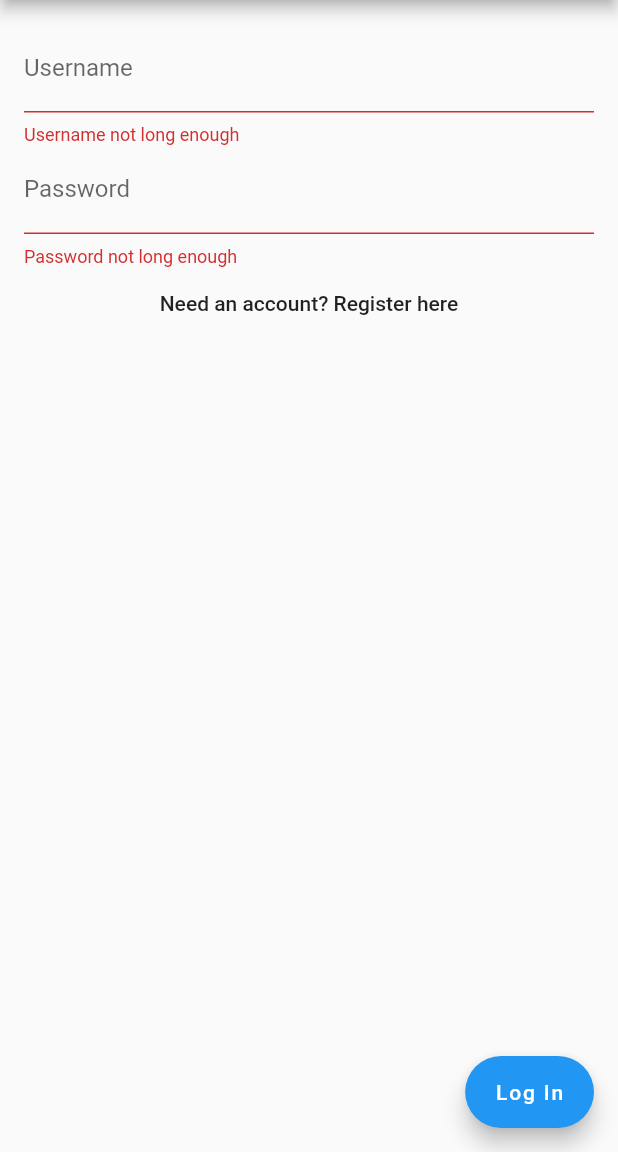
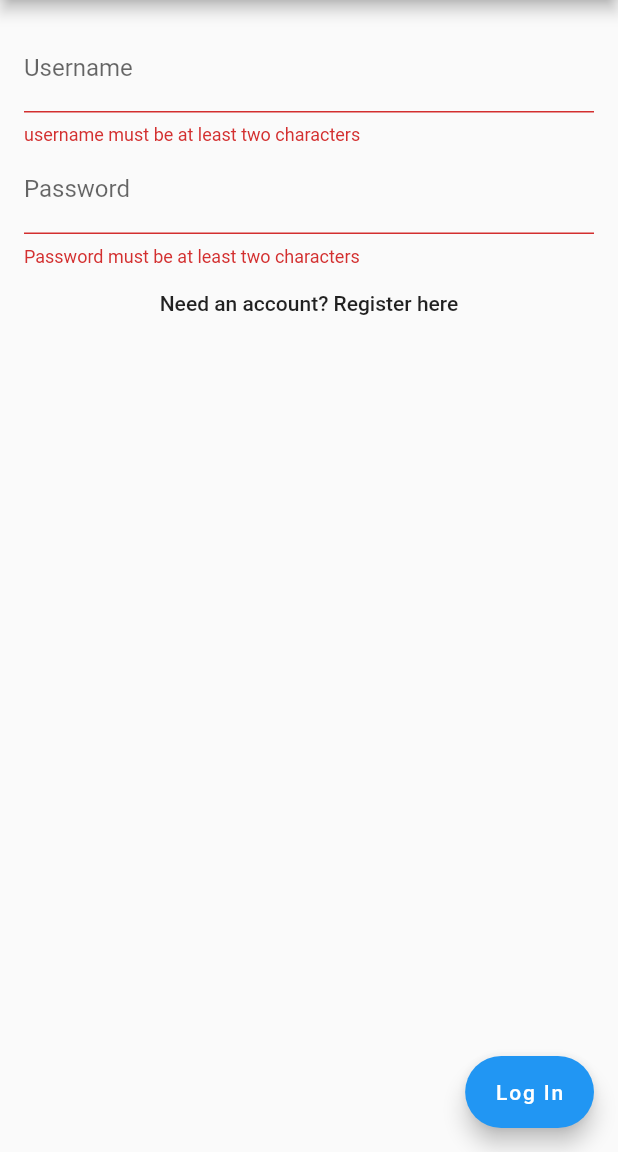
Before and after one commit to JonnyRiley/ReCharge, a Flutter app: the screen it shows after launch, after a tap on "Log In", on a phone screen of 412 x 824 dp, the part 84-1236 px from its top. Run offline on Flutter 3.47's test engine with Material 2 defaults, Android fonts, the phone set to English and light mode, and no system bars.

Commit message:
login screen shows error if username not found

```diff
--- a/lib/Requests/GetUser.dart
+++ b/lib/Requests/GetUser.dart
@@ -12,7 +12,7 @@ Future<User> fetchUser(String username) async {
     print(response.body);
     return User.fromJson(json.decode(response.body));
   } else {
-    return null;
+    throw ("$username is not registered!");
   }
 }
 
--- a/lib/Widgets/LoginForm.dart
+++ b/lib/Widgets/LoginForm.dart
@@ -4,6 +4,7 @@ import './MainHeader.dart';
 import './RegisterForm.dart';
 import '../Requests/GetUser.dart';
 import './UserHomePage.dart';
+import './ErrorAlert.dart';
 
 class LoginForm extends StatefulWidget {
   @override
@@ -33,8 +34,8 @@ class LoginFormState extends State<LoginForm> {
                 decoration: const InputDecoration(labelText: 'Username'),
                 keyboardType: TextInputType.text,
                 validator: (value) {
-                  if (value.length < 2) {
-                    return 'Username not long enough';
+                  if (value.length <= 2) {
+                    return "username must be at least two characters";
                   }
                 },
                 onSaved: (value) => username = value,
@@ -44,8 +45,8 @@ class LoginFormState extends State<LoginForm> {
                 keyboardType: TextInputType.text,
                 obscureText: true,
                 validator: (value) {
-                  if (value.length < 2) {
-                    return 'Password not long enough';
+                  if (value.length <= 2) {
+                    return 'Password must be at least two characters';
                   }
                 },
                 onSaved: (value) => password = value,
@@ -65,13 +66,31 @@ class LoginFormState extends State<LoginForm> {
           if (_formKey.currentState.validate()) {
             _formKey.currentState.save();
             futureUser = fetchUser(username);
-            futureUser.then((user) => {
-                  print((user == null))
-                  // Navigator.push(
-                  //     context,
-                  //     MaterialPageRoute(
-                  //         builder: (context) => UserHomePage(logInUser: user)))
-                });
+            futureUser
+                .then((user) => {
+                      Navigator.push(
+                          context,
+                          MaterialPageRoute(
+                              builder: (context) =>
+                                  UserHomePage(logInUser: user)))
+                    })
+                .catchError(
+                  (err) => showDialog<void>(
+                    context: context,
+                    barrierDismissible: false,
+                    builder: (context) {
+                      return AlertDialog(
+                        title: Text(err),
+                        content: Text("Did you type correctly?"),
+                        actions: <Widget>[
+                          FlatButton(
+                              child: Text("Oops"),
+                              onPressed: () => Navigator.of(context).pop())
+                        ],
+                      );
+                    },
+                  ),
+                );
           }
         },
         label: Text('Log In'),
```
Also changed, not shown: lib/Widgets/ErrorAlert.dart (added, +21 -0 lines), pubspec.lock, 10 other files.
